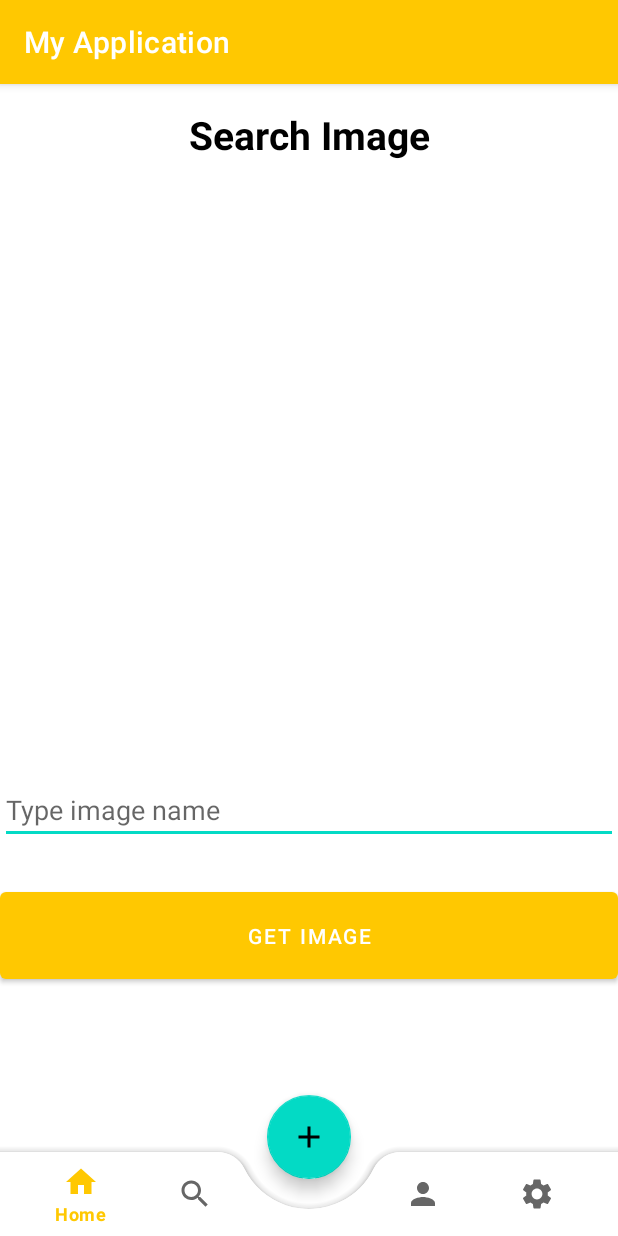
After one commit to yolokbrother/MobileARApplication, an Android app: the SearchImageActivity screen opened directly, with no data from a screen before it, on a phone screen of 412 x 824 dp. The commit adds this screen. Run offline under Robolectric (Android 15) with nearby library versions, the phone set to English and light mode, and no system bars; our stand-ins replace Firebase (no records; nobody signed in at launch, a user with empty details on screens opened directly).

Commit message:
search image function

```diff
--- a/app/src/main/AndroidManifest.xml
+++ b/app/src/main/AndroidManifest.xml
@@ -15,6 +15,13 @@
         android:roundIcon="@mipmap/ic_launcher_round"
         android:supportsRtl="true"
         android:theme="@style/Theme.MyApplication">
+        <activity
+            android:name=".SearchImageActivity"
+            android:exported="false">
+            <meta-data
+                android:name="android.app.lib_name"
+                android:value="" />
+        </activity>
         <activity
             android:name=".ViewMainImageActivity"
             android:exported="false">
--- a/app/src/main/java/com/example/myapplication/AddPersonalActivity.kt
+++ b/app/src/main/java/com/example/myapplication/AddPersonalActivity.kt
@@ -37,7 +37,7 @@ class AddPersonalActivity : AppCompatActivity() {
             when(it.itemId){
                 R.id.miHome -> startActivity( Intent(this, MainActivity::class.java))
                 R.id.miProfile -> startActivity( Intent(this, ViewPersonalActivity::class.java))
-                R.id.miSearch -> startActivity( Intent(this, MainActivity::class.java))
+                R.id.miSearch -> startActivity( Intent(this, SearchImageActivity::class.java))
                 R.id.miSettings -> startActivity( Intent(this, MainActivity::class.java))
             }
             true
--- a/app/src/main/java/com/example/myapplication/AddPhotoActivity.kt
+++ b/app/src/main/java/com/example/myapplication/AddPhotoActivity.kt
@@ -26,7 +26,7 @@ class AddPhotoActivity : AppCompatActivity() {
             when (it.itemId) {
                 R.id.miHome -> startActivity(Intent(this, MainActivity::class.java))
                 R.id.miProfile -> startActivity(Intent(this, ViewPersonalActivity::class.java))
-                R.id.miSearch -> startActivity(Intent(this, MainActivity::class.java))
+                R.id.miSearch -> startActivity(Intent(this, SearchImageActivity::class.java))
                 R.id.miSettings -> startActivity(Intent(this, MainActivity::class.java))
             }
             true
--- a/app/src/main/java/com/example/myapplication/MainActivity.kt
+++ b/app/src/main/java/com/example/myapplication/MainActivity.kt
@@ -39,7 +39,7 @@ class MainActivity : AppCompatActivity(), ImageAdapter.OnItemClickListener {
                 when(it.itemId){
                     R.id.miHome -> startActivity( Intent(this, MainActivity::class.java))
                     R.id.miProfile -> startActivity( Intent(this, ViewPersonalActivity::class.java))
-                    R.id.miSearch -> startActivity( Intent(this, MainActivity::class.java))
+                    R.id.miSearch -> startActivity( Intent(this, SearchImageActivity::class.java))
                     R.id.miSettings -> startActivity( Intent(this, MainActivity::class.java))
                 }
             true
--- /dev/null
+++ b/app/src/main/java/com/example/myapplication/SearchImageActivity.kt
@@ -0,0 +1,58 @@
+package com.example.myapplication
+
+import android.content.Intent
+import android.graphics.BitmapFactory
+import androidx.appcompat.app.AppCompatActivity
+import android.os.Bundle
+import android.widget.Toast
+import androidx.core.view.get
+import com.example.myapplication.databinding.ActivitySearchImageBinding
+import com.google.firebase.storage.FirebaseStorage
+import kotlinx.android.synthetic.main.activity_main.*
+import java.io.File
+
+class SearchImageActivity : AppCompatActivity() {
+
+    lateinit var binding: ActivitySearchImageBinding
+
+    override fun onCreate(savedInstanceState: Bundle?) {
+        super.onCreate(savedInstanceState)
+        //bottom navigation
+        binding = ActivitySearchImageBinding.inflate(layoutInflater)
+        setContentView(binding.root)
+        bottomNavigationView.background = null
+        bottomNavigationView.menu[2].isEnabled = false
+        //bottom navigation//selected
+        bottomNavigationView.selectedItemId = R.id.miHome
+        bottomNavigationView.setOnItemSelectedListener  {
+            when(it.itemId){
+                R.id.miHome -> startActivity( Intent(this, MainActivity::class.java))
+                R.id.miProfile -> startActivity( Intent(this, ViewPersonalActivity::class.java))
+                R.id.miSearch -> startActivity( Intent(this, SearchImageActivity::class.java))
+                R.id.miSettings -> startActivity( Intent(this, MainActivity::class.java))
+            }
+            true
+        }
+
+        fab.setOnClickListener{
+            startActivity( Intent(this, AddPhotoActivity::class.java))
+        }
+
+        binding.getImage.setOnClickListener{
+            val imageName = binding.etImageId.text.toString()
+            val storageRef = FirebaseStorage.getInstance().reference.child("uploads/$imageName.jpg")
+
+            val localfile = File.createTempFile("tempImage","jpg")
+            storageRef.getFile(localfile).addOnSuccessListener {
+
+                val bitmap = BitmapFactory.decodeFile(localfile.absolutePath)
+                binding.imageview.setImageBitmap(bitmap)
+
+            }.addOnFailureListener{
+
+                Toast.makeText(this,"Failed to retrieve the image", Toast.LENGTH_SHORT).show()
+
+            }
+        }
+    }
+}
--- a/app/src/main/java/com/example/myapplication/ViewPersonalActivity.kt
+++ b/app/src/main/java/com/example/myapplication/ViewPersonalActivity.kt
@@ -39,7 +39,7 @@ class ViewPersonalActivity : AppCompatActivity() {
             when(it.itemId){
                 R.id.miHome -> startActivity( Intent(this, MainActivity::class.java))
                 R.id.miProfile -> startActivity( Intent(this, ViewPersonalActivity::class.java))
-                R.id.miSearch -> startActivity( Intent(this, MainActivity::class.java))
+                R.id.miSearch -> startActivity( Intent(this, SearchImageActivity::class.java))
                 R.id.miSettings -> startActivity( Intent(this, MainActivity::class.java))
             }
             true
--- /dev/null
+++ b/app/src/main/res/layout/activity_search_image.xml
@@ -0,0 +1,78 @@
+<?xml version="1.0" encoding="utf-8"?>
+<LinearLayout xmlns:android="http://schemas.android.com/apk/res/android"
+    xmlns:app="http://schemas.android.com/apk/res-auto"
+    xmlns:tools="http://schemas.android.com/tools"
+    android:layout_width="match_parent"
+    android:layout_height="match_parent"
+    tools:context=".SearchImageActivity"
+    android:layout_marginHorizontal="16dp"
+    android:orientation="vertical">
+
+
+    <TextView
+        android:layout_width="match_parent"
+        android:layout_height="wrap_content"
+        android:layout_marginTop="16dp"
+        android:text="Search Image"
+        android:textAlignment="center"
+        android:textColor="@color/black"
+        android:textStyle="bold"
+        android:textSize="26sp"/>
+
+    <ImageView
+        android:layout_width="match_parent"
+        android:layout_height="350dp"
+        android:id="@+id/imageview"
+        android:layout_marginVertical="30dp"
+        android:scaleType="centerCrop"/>
+
+    <EditText
+        android:layout_width="match_parent"
+        android:layout_height="wrap_content"
+        android:id="@+id/etImageId"
+        android:hint="Type image name"/>
+
+    <Button
+        android:layout_width="match_parent"
+        android:layout_height="70dp"
+        android:id="@+id/getImage"
+        android:layout_marginTop="26sp"
+        android:text="Get Image"/>
+
+    <androidx.coordinatorlayout.widget.CoordinatorLayout
+        android:layout_width="match_parent"
+        android:layout_height="match_parent"
+        tools:context=".ViewPersonalActivity"
+        tools:layout_editor_absoluteX="-16dp"
+        tools:layout_editor_absoluteY="60dp">
+
+
+        <com.google.android.material.bottomappbar.BottomAppBar
+            android:id="@+id/bottomAppBar"
+            android:layout_width="match_parent"
+            android:layout_height="wrap_content"
+            android:layout_gravity="bottom"
+            app:fabCradleMargin="20dp"
+            app:fabCradleRoundedCornerRadius="20dp"
+            app:fabCradleVerticalOffset="10dp">
+
+            <com.google.android.material.bottomnavigation.BottomNavigationView
+                android:id="@+id/bottomNavigationView"
+                android:layout_width="match_parent"
+                android:layout_height="match_parent"
+                android:layout_marginEnd="16dp"
+                android:background="@android:color/transparent"
+                app:menu="@menu/bottom_nav_menu" />
+
+        </com.google.android.material.bottomappbar.BottomAppBar>
+
+        <com.google.android.material.floatingactionbutton.FloatingActionButton
+            android:id="@+id/fab"
+            android:layout_width="wrap_content"
+            android:layout_height="wrap_content"
+            android:src="@drawable/ic_add"
+            app:layout_anchor="@id/bottomAppBar" />
+
+    </androidx.coordinatorlayout.widget.CoordinatorLayout>
+
+</LinearLayout>
```
